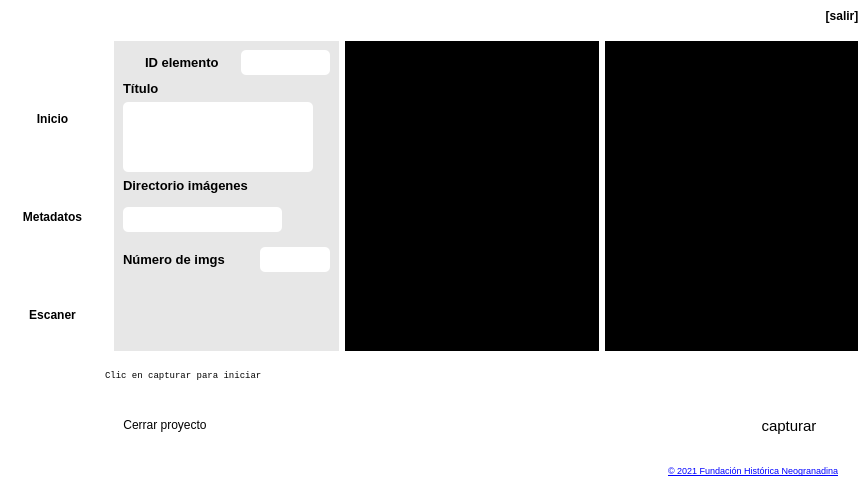
First picture: the form in main.ui, repository neogranadina/neo_escan, before the edit.
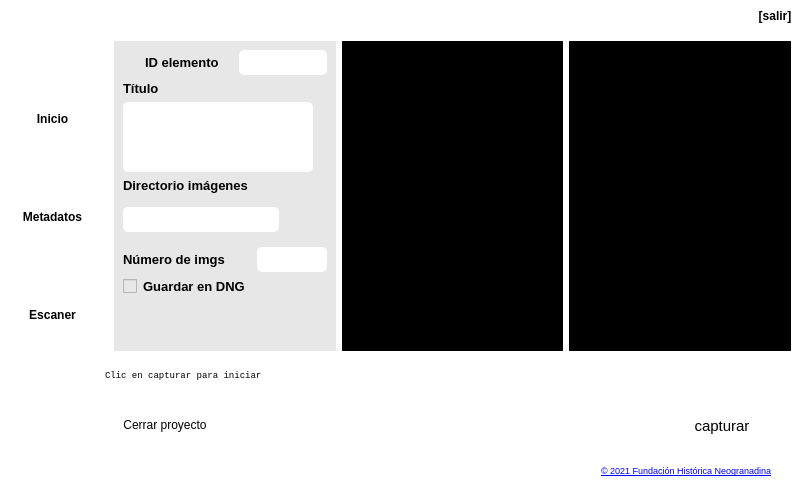
Second picture: the form after the edit. Icons and pictures are not drawn.

```diff
--- a/main.ui
+++ b/main.ui
@@ -6,7 +6,7 @@
    <rect>
     <x>0</x>
     <y>0</y>
-    <width>867</width>
+    <width>800</width>
     <height>480</height>
    </rect>
   </property>
@@ -3723,6 +3723,35 @@
                          </item>
                         </layout>
                        </item>
+                       <item>
+                        <widget class="QCheckBox" name="dngCheck">
+                         <property name="font">
+                          <font>
+                           <pointsize>10</pointsize>
+                           <weight>75</weight>
+                           <bold>true</bold>
+                          </font>
+                         </property>
+                         <property name="cursor">
+                          <cursorShape>PointingHandCursor</cursorShape>
+                         </property>
+                         <property name="tabletTracking">
+                          <bool>true</bool>
+                         </property>
+                         <property name="toolTip">
+                          <string>&lt;html&gt;&lt;head/&gt;&lt;body&gt;&lt;p&gt;Esta opción incrementa el tiempo de captura&lt;/p&gt;&lt;/body&gt;&lt;/html&gt;</string>
+                         </property>
+                         <property name="text">
+                          <string>Guardar en DNG</string>
+                         </property>
+                         <property name="iconSize">
+                          <size>
+                           <width>20</width>
+                           <height>20</height>
+                          </size>
+                         </property>
+                        </widget>
+                       </item>
                        <item>
                         <spacer name="verticalSpacer">
                          <property name="orientation">
```
